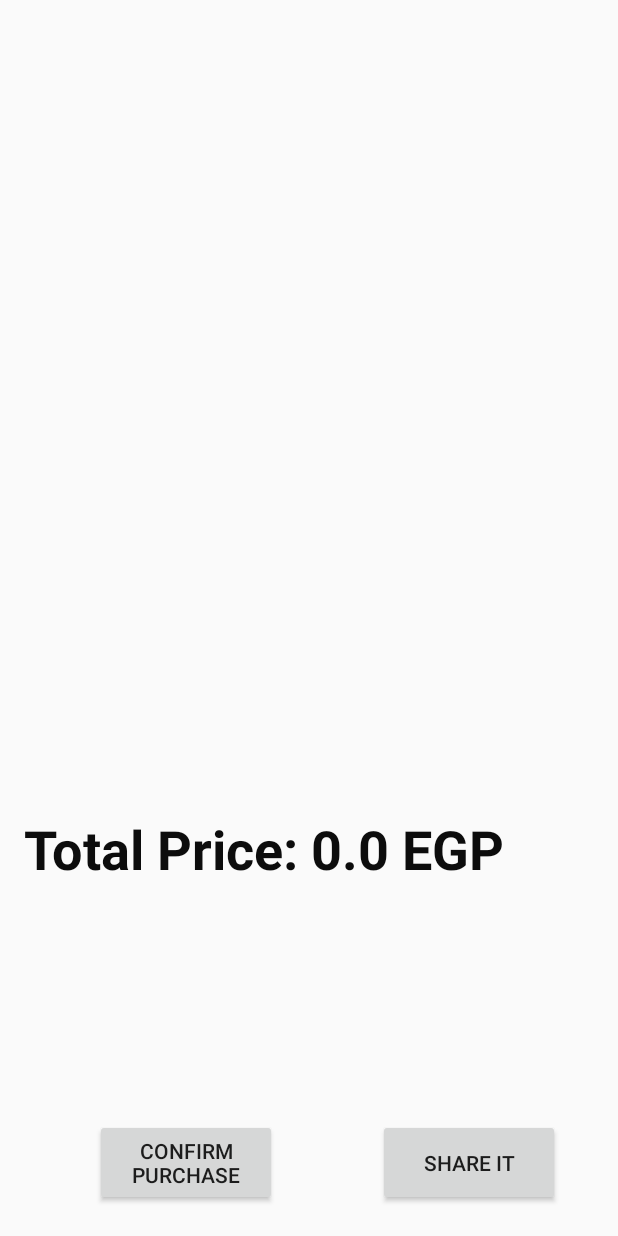
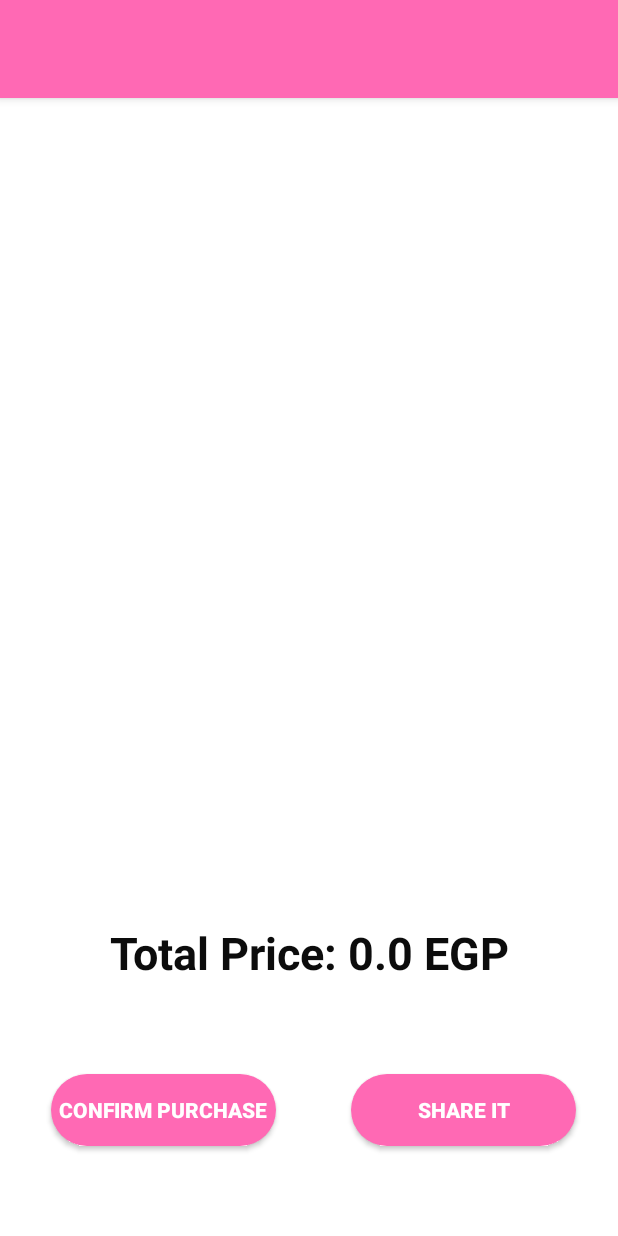
Before and after one commit to Mo-Foula/simple-android-shopping-application, an Android app: the Cart screen opened directly, with no data from a screen before it, on a phone screen of 412 x 824 dp. Run offline under Robolectric (Android 15) with nearby library versions, the phone set to English and light mode, and no system bars; 4 statements that could not run were skipped.

Commit message:
better ui home and cart

```diff
--- /dev/null
+++ b/app/src/main/res/drawable/rounded_btn.xml
@@ -0,0 +1,5 @@
+<?xml version="1.0" encoding="utf-8"?>
+<shape xmlns:android="http://schemas.android.com/apk/res/android">
+    <corners android:radius="24dp" />
+    <solid android:color="@color/pink" />
+</shape>
--- a/app/src/main/res/layout/activity_cart.xml
+++ b/app/src/main/res/layout/activity_cart.xml
@@ -4,56 +4,82 @@
 <androidx.constraintlayout.widget.ConstraintLayout xmlns:android="http://schemas.android.com/apk/res/android"
     xmlns:app="http://schemas.android.com/apk/res-auto"
     xmlns:tools="http://schemas.android.com/tools"
-    android:id="@+id/coordinatorLayout"
+
+
+    android:id="@+id/coordinatorLayout2"
     android:layout_width="match_parent"
     android:layout_height="match_parent"
-    tools:context=".Home">
+    android:background="@android:color/white">
 
+    <com.google.android.material.appbar.AppBarLayout
+        android:id="@+id/appbar"
 
+        android:layout_width="0dp"
+        android:layout_height="65dp"
+        app:layout_constraintEnd_toEndOf="parent"
+        app:layout_constraintStart_toStartOf="parent"
+        app:layout_constraintTop_toTopOf="parent">
+
+        <androidx.appcompat.widget.Toolbar
+            android:id="@+id/toolbar"
+            android:layout_width="match_parent"
+            android:layout_height="match_parent"
+            android:background="@color/pink"></androidx.appcompat.widget.Toolbar>
+
+    </com.google.android.material.appbar.AppBarLayout>
+
+    <Button
+        android:id="@+id/notifi"
+        android:layout_width="150dp"
+        android:layout_height="wrap_content"
+        android:layout_marginBottom="60dp"
+        android:background="@drawable/rounded_btn"
+        android:text="Confirm Purchase"
+        android:textColor="@android:color/white"
+        android:textStyle="bold"
+        app:layout_constraintBottom_toBottomOf="parent"
+        app:layout_constraintEnd_toStartOf="@+id/share"
+        app:layout_constraintHorizontal_bias="0.402"
+        app:layout_constraintStart_toStartOf="parent" />
 
     <androidx.recyclerview.widget.RecyclerView
         android:id="@+id/recyclerview"
-        android:layout_width="410dp"
-        android:layout_height="541dp"
-        android:layout_marginBottom="10dp"
+        android:layout_width="0dp"
+        android:layout_height="0dp"
+        app:layout_constraintBottom_toTopOf="@+id/total_price"
         app:layout_constraintEnd_toEndOf="parent"
         app:layout_constraintHorizontal_bias="0.0"
         app:layout_constraintStart_toStartOf="parent"
-        app:layout_constraintTop_toTopOf="parent"
-        app:layout_constraintVertical_bias="0.0" />
-
-    <Button
-        android:id="@+id/notifi"
-        android:layout_width="121dp"
-        android:layout_height="58dp"
-        android:layout_marginBottom="20dp"
-        android:text="Confirm Purchase"
-        app:layout_constraintBottom_toBottomOf="parent"
-        app:layout_constraintEnd_toEndOf="parent"
-        app:layout_constraintHorizontal_bias="0.217"
-        app:layout_constraintStart_toStartOf="parent" />
+        app:layout_constraintTop_toBottomOf="@+id/appbar"
+        app:layout_constraintVertical_bias="0.35000002" />
 
     <Button
         android:id="@+id/share"
-        android:layout_width="121dp"
-        android:layout_height="58dp"
-        android:layout_marginBottom="20dp"
+        android:layout_width="150dp"
+        android:layout_height="wrap_content"
+        android:layout_marginEnd="28dp"
+        android:layout_marginBottom="60dp"
+        android:background="@drawable/rounded_btn"
         android:text="Share It"
+        android:textColor="@android:color/white"
+        android:textStyle="bold"
         app:layout_constraintBottom_toBottomOf="parent"
-        app:layout_constraintEnd_toEndOf="parent"
-        app:layout_constraintHorizontal_bias="0.868"
-        app:layout_constraintStart_toStartOf="parent" />
+        app:layout_constraintEnd_toEndOf="parent" />
 
     <TextView
         android:id="@+id/total_price"
-        android:layout_width="379dp"
-        android:layout_height="47dp"
-        android:layout_marginStart="16dp"
+        android:layout_width="0dp"
+        android:layout_height="61dp"
+        android:layout_marginBottom="50dp"
+        android:gravity="center"
         android:text="Total Price:"
         android:textColor="#0C0C0C"
-        android:textSize="36sp"
+        android:textSize="30sp"
         android:textStyle="bold"
+        app:layout_constraintBottom_toTopOf="@+id/notifi"
+        app:layout_constraintEnd_toEndOf="parent"
         app:layout_constraintStart_toStartOf="parent"
         app:layout_constraintTop_toBottomOf="@+id/recyclerview" />
 
+
 </androidx.constraintlayout.widget.ConstraintLayout>
--- a/app/src/main/res/values/colors.xml
+++ b/app/src/main/res/values/colors.xml
@@ -3,4 +3,5 @@
     <color name="colorPrimary">#6200EE</color>
     <color name="colorPrimaryDark">#3700B3</color>
     <color name="colorAccent">#03DAC5</color>
+    <color name="pink">#FF69B4</color>
 </resources>
```
Also changed, not shown: app/src/main/res/layout/activity_home.xml (+31 -28 lines).
